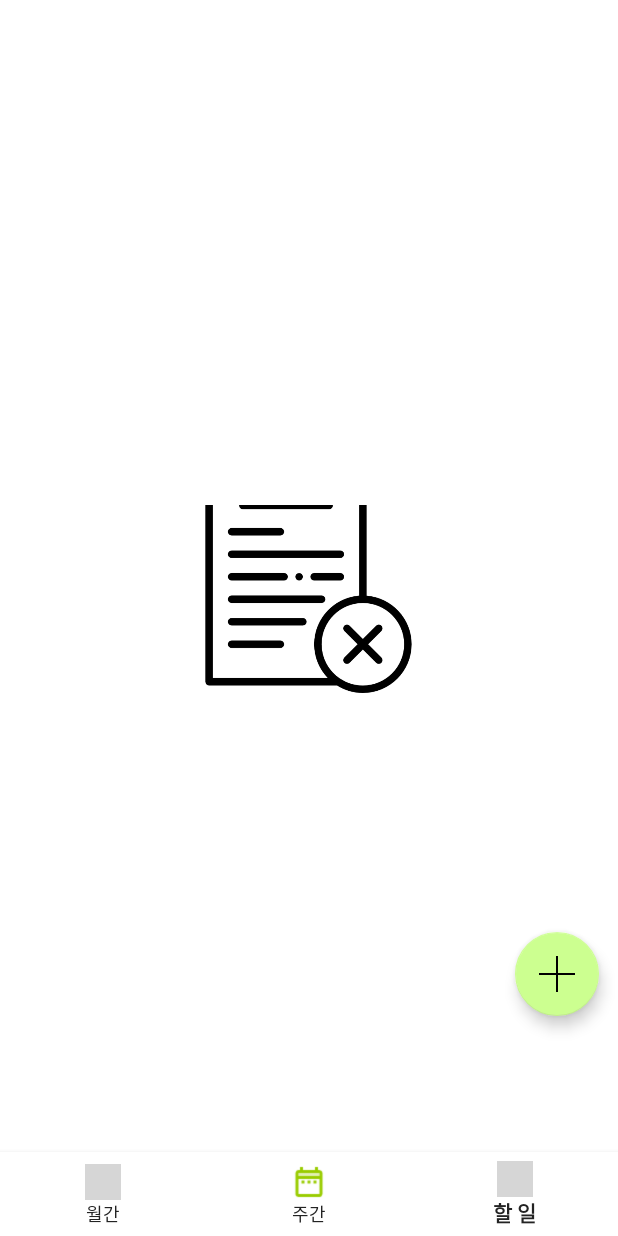
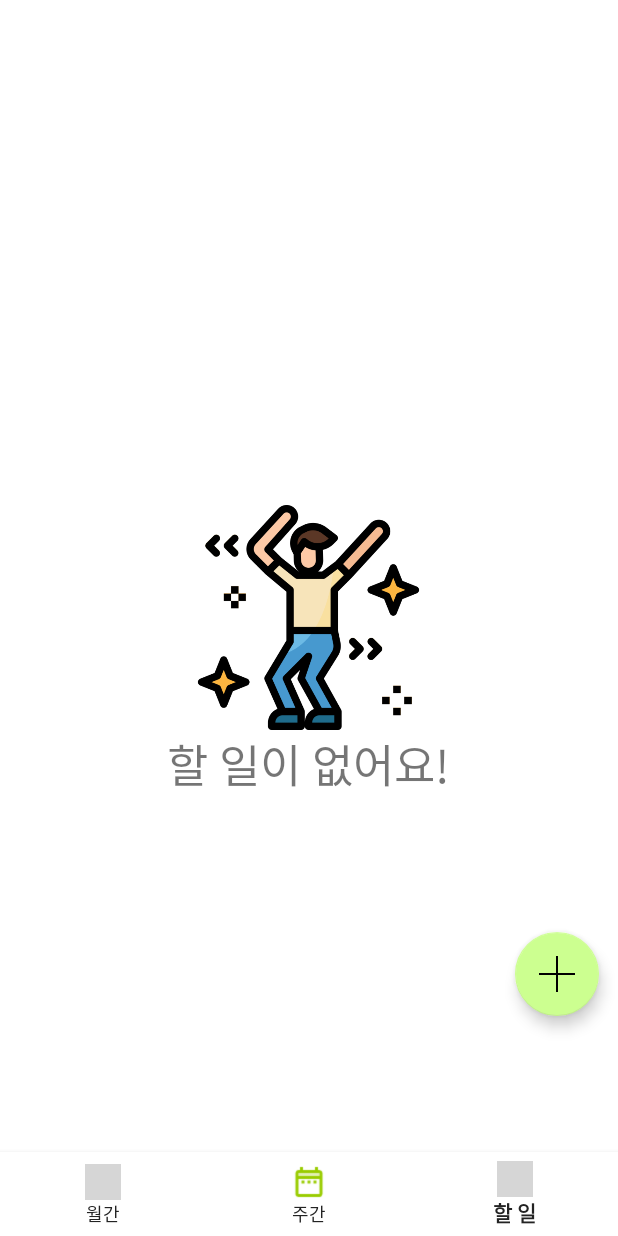
Before and after one commit to dltndus5244/YogiPlanner, an Android app: the screen it shows after launch (MainActivity), item 3 of the bottom bar chosen, on a phone screen of 412 x 824 dp. Run offline under Robolectric (Android 15) with nearby library versions, the phone set to English and light mode, and no system bars; grey boxes are pictures that could not be loaded.

Commit message:
할일없음 이미지 수정

```diff
--- a/YogiPlanner/app/src/main/res/layout/fragment_today.xml
+++ b/YogiPlanner/app/src/main/res/layout/fragment_today.xml
@@ -1,15 +1,10 @@
 <?xml version="1.0" encoding="utf-8"?>
 <LinearLayout xmlns:android="http://schemas.android.com/apk/res/android"
-    xmlns:app="http://schemas.android.com/apk/res-auto"
     xmlns:tools="http://schemas.android.com/tools"
-    android:layout_width="150dp"
-    android:layout_height="150dp"
-    android:layout_gravity="center"
-    android:gravity="center"
-    app:layout_gravity="center"
-    tools:context=".TodayFragment"
-    tools:visibility="gone"
-    android:orientation="vertical">
+    android:layout_width="match_parent"
+    android:layout_height="match_parent"
+    android:orientation="vertical"
+    tools:context=".TodayFragment">
 
     <androidx.recyclerview.widget.RecyclerView
         android:id="@+id/recyclerView"
@@ -18,31 +13,37 @@
 
     </androidx.recyclerview.widget.RecyclerView>
 
-    <LinearLayout
+    <RelativeLayout
         android:layout_width="match_parent"
-        android:layout_height="match_parent"
-        android:gravity="center"
-        android:orientation="vertical">
+        android:layout_height="match_parent">
 
         <ImageView
             android:id="@+id/no_active_jobs"
             android:layout_width="150dp"
             android:layout_height="150dp"
-            android:src="@drawable/notepad"
-            />
+            android:src="@drawable/dancing"
+            android:layout_centerInParent="true">
+
+        </ImageView>
 
         <TextView
             android:id="@+id/empty_view"
-            android:layout_width="match_parent"
+            android:layout_width="wrap_content"
             android:layout_height="match_parent"
+            android:layout_centerInParent="true"
             android:text="할 일이 없어요!"
             android:textSize="30sp"
-            />
-    </LinearLayout>
+            android:layout_below="@+id/no_active_jobs"/>
+
+    </RelativeLayout>
+
+
 
     <LinearLayout
         android:layout_width="match_parent"
         android:layout_height="50dp"
-        android:orientation="horizontal"></LinearLayout>
+        android:orientation="horizontal">
+    </LinearLayout>
+
 
 </LinearLayout>
```
Also changed, not shown: YogiPlanner/app/src/main/res/drawable/dancing.png (added).
